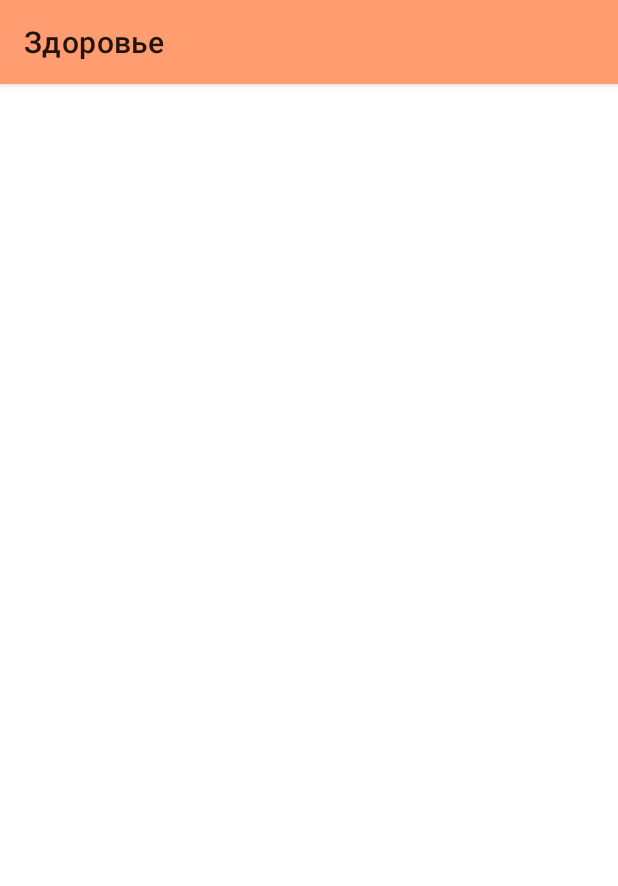
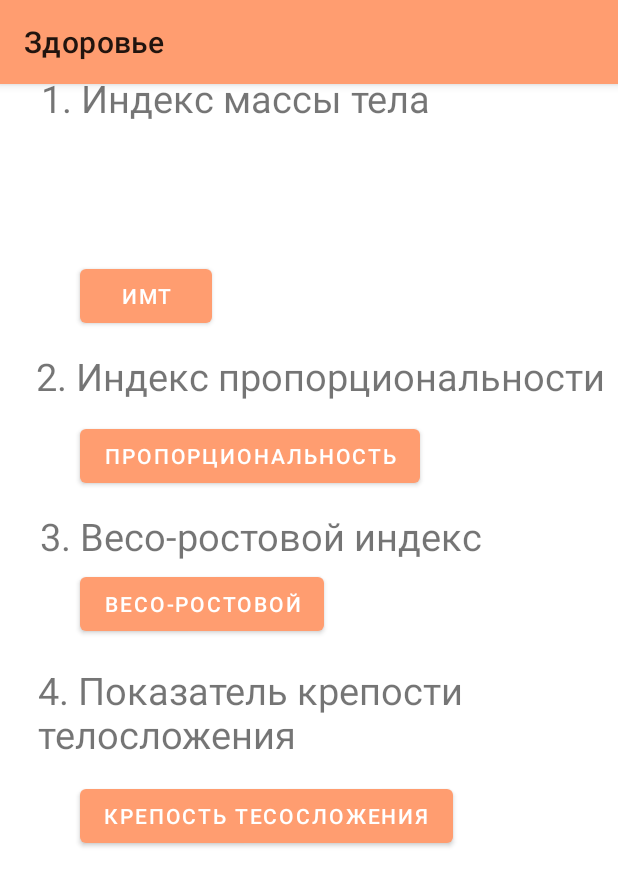
Before and after one commit to rikkewy/GPS_tracker, an Android app: the Health screen opened directly, with no data from a screen before it, on a phone screen of 412 x 824 dp. Shown: the top 886 px of the screen. Run offline under Robolectric (Android 15) with nearby library versions, the phone set to English and light mode, and no system bars; libraries missing offline, so code that uses them is left out: com.yandex.mapkit, com.yandex.runtime; Roboto replaces fonts that are not available here.

Commit message:
четыре индекса на вкладке здоровья с кнопкой на переход этого индекса, везде не работает кнопка рассчета

```diff
--- a/app/src/main/java/com/example/gpstracker/Health.java
+++ b/app/src/main/java/com/example/gpstracker/Health.java
@@ -1,26 +1,75 @@
 package com.example.gpstracker;
 
+import android.annotation.SuppressLint;
+import android.content.Intent;
 import android.os.Bundle;
+import android.view.View;
+import android.widget.Button;
+import android.widget.TextView;
 
 import androidx.activity.EdgeToEdge;
 import androidx.appcompat.app.AppCompatActivity;
 import androidx.core.graphics.Insets;
 import androidx.core.view.ViewCompat;
 import androidx.core.view.WindowInsetsCompat;
+import androidx.recyclerview.widget.RecyclerView;
 
 public class Health extends AppCompatActivity {
+    private TextView massa;
+    private TextView proportion;
+    private TextView weight;
+    private TextView strenght;
+    private Button btn_massa;
+    private Button btn_proportion;
+    private Button btn_weight;
+    private Button btn_strenght;
 
+    @SuppressLint("MissingInflatedId")
     @Override
     protected void onCreate(Bundle savedInstanceState) {
         super.onCreate(savedInstanceState);
         EdgeToEdge.enable(this);
         setContentView(R.layout.activity_health);
-        ViewCompat.setOnApplyWindowInsetsListener(findViewById(R.id.main), (v, insets) -> {
-            Insets systemBars = insets.getInsets(WindowInsetsCompat.Type.systemBars());
-            v.setPadding(systemBars.left, systemBars.top, systemBars.right, systemBars.bottom);
-            return insets;
+        // ViewCompat.setOnApplyWindowInsetsListener(findViewById(R.id.main), (v, insets) -> {
+        //Insets systemBars = insets.getInsets(WindowInsetsCompat.Type.systemBars());
+        //  v.setPadding(systemBars.left, systemBars.top, systemBars.right, systemBars.bottom);
+        //  return insets;
+        // });
+        massa = findViewById(R.id.massa);
+        proportion = findViewById(R.id.proportion);
+        weight = findViewById(R.id.weight);
+        strenght = findViewById(R.id.strength);
+        btn_massa = findViewById(R.id.btn_massa);
+        btn_proportion = findViewById(R.id.btn_proportion);
+        btn_weight = findViewById(R.id.btn_weight);
+        btn_strenght = findViewById(R.id.btn_strength);
+        btn_massa.setOnClickListener(new View.OnClickListener() {
+            @Override
+            public void onClick(View v) {
+                Intent switcher = new Intent(Health.this, IndexMassa.class);
+                Health.this.startActivity(switcher);
+            }
         });
-
-
+        btn_proportion.setOnClickListener(new View.OnClickListener() {
+            @Override
+            public void onClick(View v) {
+                Intent switcher = new Intent(Health.this, IndexPropartion.class);
+                Health.this.startActivity(switcher);
+            }
+        });
+        btn_weight.setOnClickListener(new View.OnClickListener() {
+            @Override
+            public void onClick(View v) {
+                Intent switcher = new Intent(Health.this, Index_Weight_height.class);
+                Health.this.startActivity(switcher);
+            }
+        });
+        btn_strenght.setOnClickListener(new View.OnClickListener() {
+            @Override
+            public void onClick(View v) {
+                Intent switcher = new Intent(Health.this, Index_strenght.class);
+                Health.this.startActivity(switcher);
+            }
+        });
     }
 }
--- a/app/src/main/res/layout/activity_health.xml
+++ b/app/src/main/res/layout/activity_health.xml
@@ -7,4 +7,106 @@
     android:layout_height="match_parent"
     tools:context=".Health">
 
+
+   <TextView
+       android:id="@+id/massa"
+       android:layout_width="284dp"
+       android:layout_height="38dp"
+       android:layout_marginTop="48dp"
+       android:text="1. Индекс массы тела"
+       android:textSize="25dp"
+       app:layout_constraintBottom_toTopOf="@+id/btn_massa"
+       app:layout_constraintEnd_toEndOf="parent"
+       app:layout_constraintHorizontal_bias="0.212"
+       app:layout_constraintStart_toStartOf="parent"
+       app:layout_constraintTop_toTopOf="parent"
+       app:layout_constraintVertical_bias="0.0"
+       tools:ignore="MissingConstraints" />
+
+   <TextView
+       android:id="@+id/proportion"
+       android:layout_width="wrap_content"
+       android:layout_height="wrap_content"
+       android:layout_marginBottom="12dp"
+       android:text="2. Индекс пропорциональности"
+       android:textSize="25dp"
+       app:layout_constraintBottom_toTopOf="@+id/btn_proportion"
+       app:layout_constraintEnd_toEndOf="parent"
+       app:layout_constraintHorizontal_bias="0.742"
+       app:layout_constraintStart_toStartOf="parent"
+       tools:ignore="MissingConstraints" />
+
+   <TextView
+       android:id="@+id/weight"
+       android:layout_width="wrap_content"
+       android:layout_height="wrap_content"
+       android:layout_marginBottom="4dp"
+       android:text="3. Весо-ростовой индекс"
+       android:textSize="25dp"
+       app:layout_constraintBottom_toTopOf="@+id/btn_weight"
+       app:layout_constraintEnd_toEndOf="parent"
+       app:layout_constraintHorizontal_bias="0.228"
+       app:layout_constraintStart_toStartOf="parent"
+       tools:ignore="MissingConstraints" />
+
+   <TextView
+       android:id="@+id/strength"
+       android:layout_width="383dp"
+       android:layout_height="61dp"
+       android:layout_marginBottom="16dp"
+       android:text="4. Показатель крепости телосложения"
+       android:textSize="25dp"
+       app:layout_constraintBottom_toTopOf="@+id/btn_strength"
+       app:layout_constraintEnd_toEndOf="parent"
+       app:layout_constraintHorizontal_bias="0.892"
+       app:layout_constraintStart_toStartOf="parent"
+       tools:ignore="MissingConstraints" />
+
+   <Button
+       android:id="@+id/btn_massa"
+       android:layout_width="wrap_content"
+       android:layout_height="wrap_content"
+       android:layout_marginBottom="12dp"
+       android:text="имт"
+       app:layout_constraintBottom_toTopOf="@+id/proportion"
+       app:layout_constraintEnd_toEndOf="parent"
+       app:layout_constraintHorizontal_bias="0.164"
+       app:layout_constraintStart_toStartOf="parent"
+       tools:ignore="MissingConstraints" />
+
+   <Button
+       android:id="@+id/btn_proportion"
+       android:layout_width="wrap_content"
+       android:layout_height="wrap_content"
+       android:layout_marginBottom="12dp"
+       android:text="пропорциональность"
+       app:layout_constraintBottom_toTopOf="@+id/weight"
+       app:layout_constraintEnd_toEndOf="parent"
+       app:layout_constraintHorizontal_bias="0.286"
+       app:layout_constraintStart_toStartOf="parent"
+       tools:ignore="MissingConstraints" />
+
+   <Button
+       android:id="@+id/btn_weight"
+       android:layout_width="wrap_content"
+       android:layout_height="wrap_content"
+       android:layout_marginBottom="16dp"
+       android:text="весо-ростовой"
+       app:layout_constraintBottom_toTopOf="@+id/strength"
+       app:layout_constraintEnd_toEndOf="parent"
+       app:layout_constraintHorizontal_bias="0.213"
+       app:layout_constraintStart_toStartOf="parent"
+       tools:ignore="MissingConstraints" />
+
+   <Button
+       android:id="@+id/btn_strength"
+       android:layout_width="wrap_content"
+       android:layout_height="wrap_content"
+       android:layout_marginBottom="256dp"
+       android:text="крепость тесосложения"
+       app:layout_constraintBottom_toBottomOf="parent"
+       app:layout_constraintEnd_toEndOf="parent"
+       app:layout_constraintHorizontal_bias="0.325"
+       app:layout_constraintStart_toStartOf="parent"
+       tools:ignore="MissingConstraints" />
 </androidx.constraintlayout.widget.ConstraintLayout>
```
Also changed, not shown: app/src/main/AndroidManifest.xml (+17 -1 lines), app/src/main/java/com/example/gpstracker/IndexMassa.java (added, +51 -0 lines), app/src/main/java/com/example/gpstracker/IndexPropartion.java (added, +47 -0 lines), app/src/main/java/com/example/gpstracker/Index_Weight_height.java (added, +48 -0 lines), app/src/main/java/com/example/gpstracker/Index_strenght.java (added, +51 -0 lines), app/src/main/res/layout/activity_index_massa.xml (added, +88 -0 lines), app/src/main/res/layout/activity_index_propartion.xml (added, +88 -0 lines), app/src/main/res/layout/activity_index_strenght.xml (added, +95 -0 lines), app/src/main/res/layout/activity_index_weight_height.xml (added, +84 -0 lines), app/src/main/res/drawable/imt.png (added), app/src/main/res/drawable/proportion.png (added), app/src/main/res/drawable/telosloch.jpg (added), app/src/main/res/drawable/weight1.jpg (added).
